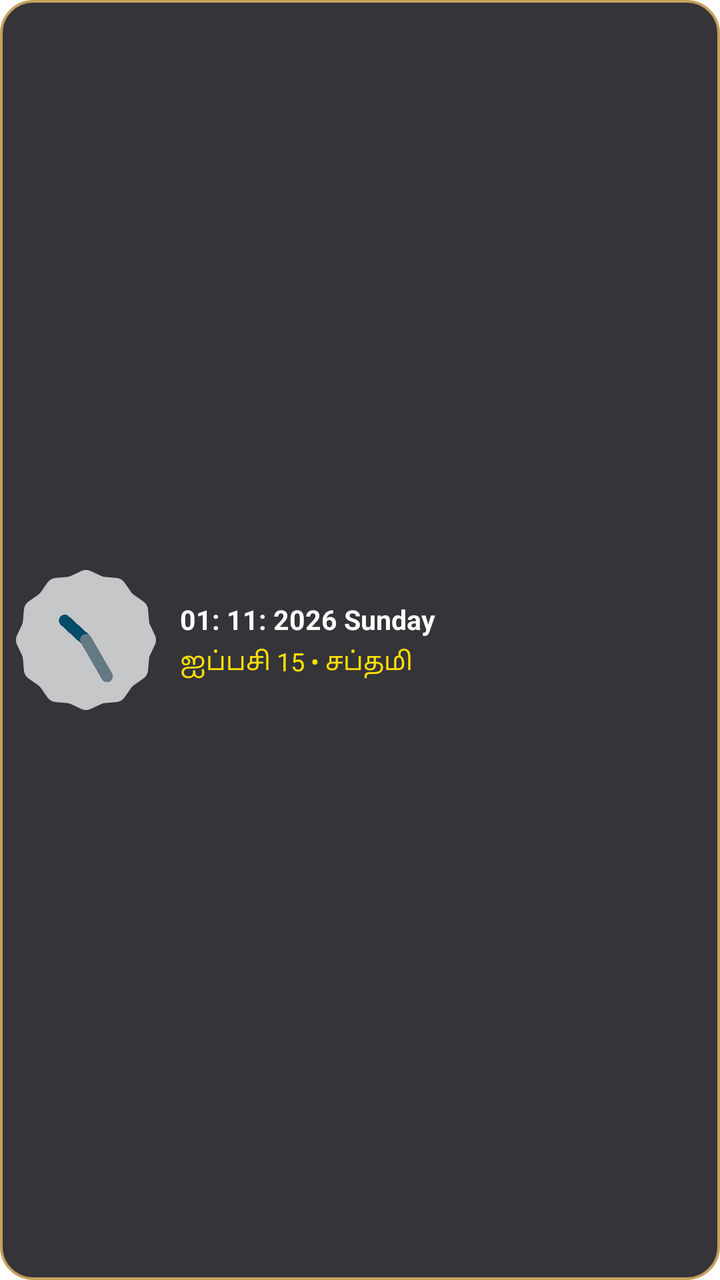
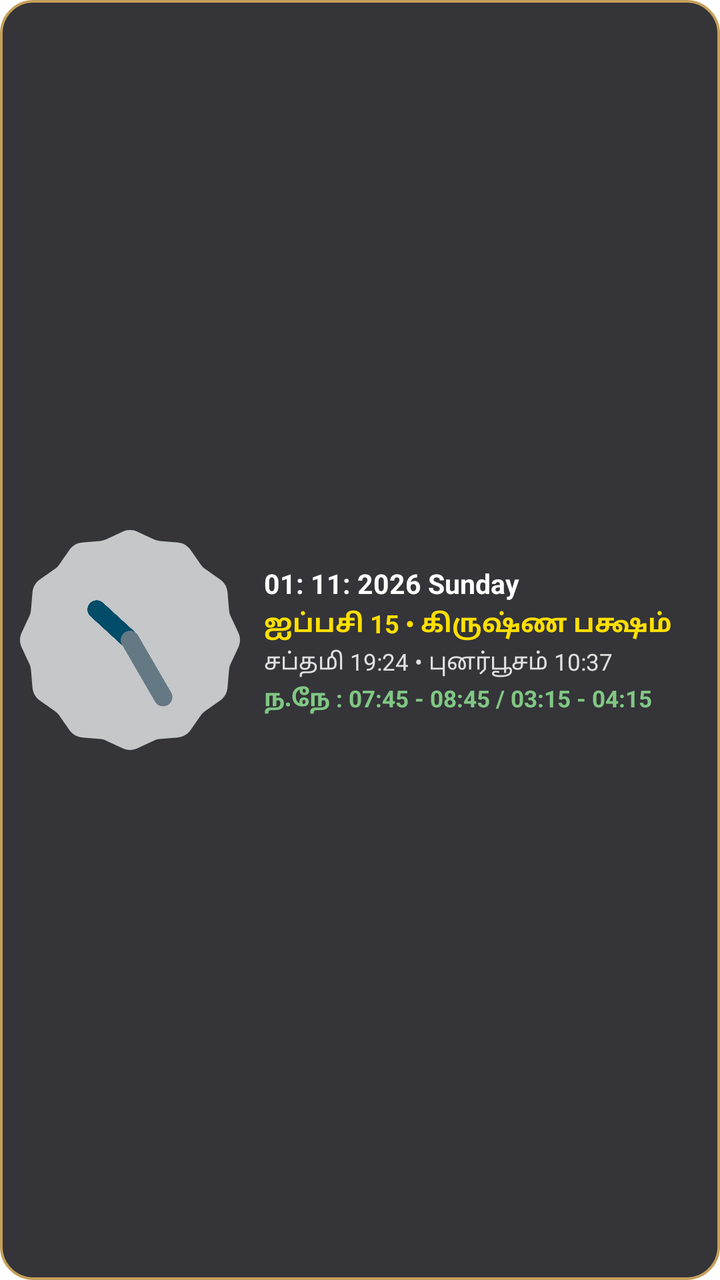

Before-and-after screenshots of an Android layout around one commit, followed by the original layout XML and the change that was made.
<!-- AndroidManifest.xml: application theme Theme.MaterialComponents.DayNight.NoActionBar -->
<!-- res/layout/widget_layout_4x2.xml -->
<?xml version="1.0" encoding="utf-8"?>
<LinearLayout
    xmlns:android="http://schemas.android.com/apk/res/android"
    android:id="@+id/widget_root"
    android:layout_width="match_parent"
    android:layout_height="match_parent"
    android:orientation="horizontal"
    android:gravity="center_vertical"
    android:padding="8dp"
    android:background="@drawable/widget_surface_bg">

    
    <FrameLayout
        android:layout_width="70dp"
        android:layout_height="70dp"
        android:layout_gravity="center_vertical">

        <AnalogClock
            android:id="@+id/analog_clock"
            android:layout_width="match_parent"
            android:layout_height="match_parent"
            android:visibility="visible" />

        <TextClock
            android:id="@+id/digital_clock"
            android:layout_width="match_parent"
            android:layout_height="match_parent"
            android:gravity="center"
            android:format12Hour="hh:mm a"
            android:format24Hour="HH:mm"
            android:textColor="#FFDF00"
            android:textSize="15sp"
            android:textStyle="bold"
            android:visibility="gone" />
    </FrameLayout>

    
    <LinearLayout
        android:layout_width="match_parent"
        android:layout_height="wrap_content"
        android:orientation="vertical"
        android:layout_marginStart="12dp"
        android:gravity="center_vertical">

        <TextView
            android:id="@+id/tv_widget_greg_date_weekday"
            android:layout_width="wrap_content"
            android:layout_height="wrap_content"
            android:textColor="#FFFFFF"
            android:textSize="13.5sp"
            android:textStyle="bold"
            android:singleLine="true"
            android:text="01: 11: 2026 Sunday" />

        <TextView
            android:id="@+id/tv_widget_tamil_month_date_tithi"
            android:layout_width="wrap_content"
            android:layout_height="wrap_content"
            android:layout_marginTop="3dp"
            android:textColor="#FFDF00"
            android:textSize="12.5sp"
            android:singleLine="true"
            android:text="ஐப்பசி 15 • சப்தமி" />
    </LinearLayout>
</LinearLayout>
<!-- resources referenced by this layout -->
<resources>
  <!-- drawable widget_surface_bg (drawable) -->
  <?xml version="1.0" encoding="utf-8"?>
  <shape xmlns:android="http://schemas.android.com/apk/res/android"
      android:shape="rectangle">
      <solid android:color="#E61E1E24" />
      <corners android:radius="16dp" />
      <stroke
          android:width="1.2dp"
          android:color="#C5A059" />
  </shape>
</resources>

<!-- the commit's change to res/layout/widget_layout_4x2.xml (unified diff, before → after) -->
@@ -6,13 +6,13 @@
     android:layout_height="match_parent"
     android:orientation="horizontal"
     android:gravity="center_vertical"
-    android:padding="8dp"
+    android:padding="10dp"
     android:background="@drawable/widget_surface_bg">
 
     
     <FrameLayout
-        android:layout_width="70dp"
-        android:layout_height="70dp"
+        android:layout_width="110dp"
+        android:layout_height="110dp"
         android:layout_gravity="center_vertical">
 
         <AnalogClock
@@ -29,7 +29,7 @@
             android:format12Hour="hh:mm a"
             android:format24Hour="HH:mm"
             android:textColor="#FFDF00"
-            android:textSize="15sp"
+            android:textSize="22sp"
             android:textStyle="bold"
             android:visibility="gone" />
     </FrameLayout>
@@ -42,8 +42,9 @@
         android:layout_marginStart="12dp"
         android:gravity="center_vertical">
 
+        
         <TextView
-            android:id="@+id/tv_widget_greg_date_weekday"
+            android:id="@+id/tv_widget_row1"
             android:layout_width="wrap_content"
             android:layout_height="wrap_content"
             android:textColor="#FFFFFF"
@@ -52,14 +53,39 @@
             android:singleLine="true"
             android:text="01: 11: 2026 Sunday" />
 
+        
         <TextView
-            android:id="@+id/tv_widget_tamil_month_date_tithi"
+            android:id="@+id/tv_widget_row2"
             android:layout_width="wrap_content"
             android:layout_height="wrap_content"
-            android:layout_marginTop="3dp"
+            android:layout_marginTop="2dp"
             android:textColor="#FFDF00"
             android:textSize="12.5sp"
+            android:textStyle="bold"
             android:singleLine="true"
-            android:text="ஐப்பசி 15 • சப்தமி" />
+            android:text="ஐப்பசி 15 • கிருஷ்ண பக்ஷம்" />
+
+        
+        <TextView
+            android:id="@+id/tv_widget_row3"
+            android:layout_width="wrap_content"
+            android:layout_height="wrap_content"
+            android:layout_marginTop="2dp"
+            android:textColor="#E0E0E0"
+            android:textSize="11.5sp"
+            android:singleLine="true"
+            android:text="சப்தமி 19:24 • புனர்பூசம் 10:37" />
+
+        
+        <TextView
+            android:id="@+id/tv_widget_row4"
+            android:layout_width="wrap_content"
+            android:layout_height="wrap_content"
+            android:layout_marginTop="2dp"
+            android:textColor="#81C784"
+            android:textSize="11.5sp"
+            android:textStyle="bold"
+            android:singleLine="true"
+            android:text="ந.நே : 07:45 - 08:45 / 03:15 - 04:15" />
     </LinearLayout>
 </LinearLayout>
